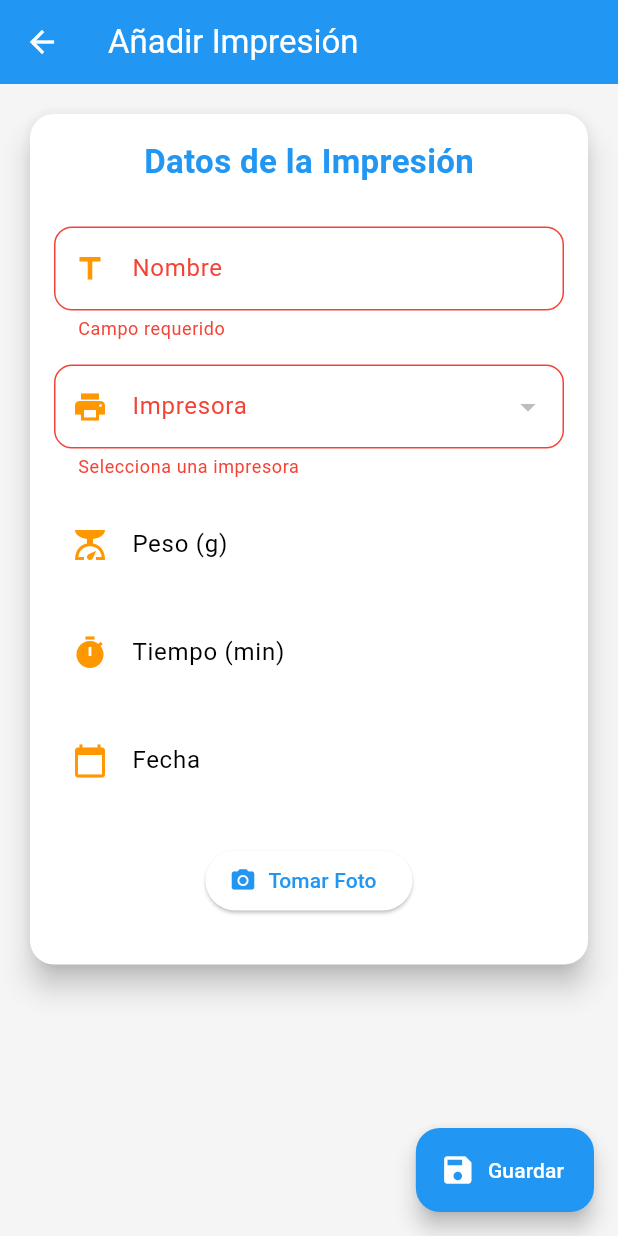
After one commit to ricardocc-21/3dprintmanager-flutter, a Flutter app: the AddEditReparacionScreen screen opened directly, after a tap on "Guardar", on a phone screen of 412 x 824 dp. The commit adds this screen. Run offline on Flutter 3.47's test engine with Material 3 defaults, Android fonts, the phone set to English and light mode, and no system bars; our stand-ins replace fl_chart, image_picker, sqflite; accounts and stored records are empty.

Commit message:
Añadidas reparaciones a las impresoras

```diff
--- a/lib/models/impresora.dart
+++ b/lib/models/impresora.dart
@@ -6,6 +6,7 @@ class Impresora {
   final String descripcion;
   final DateTime fechaCompra;
   double horasUso;
+  String imagen;
 
   Impresora({
     required this.id,
@@ -15,6 +16,7 @@ class Impresora {
     required this.descripcion,
     required this.fechaCompra,
     required this.horasUso,
+    required this.imagen
   });
 
   factory Impresora.fromJson(Map<String, dynamic> json) {
@@ -26,6 +28,7 @@ class Impresora {
       descripcion: json['descripcion'],
       fechaCompra: DateTime.parse(json['fecha_compra']),
       horasUso: json['horas_uso'],
+      imagen: json['imagen'],
     );
   }
 
@@ -38,6 +41,7 @@ class Impresora {
       'descripcion': descripcion,
       'fecha_compra': fechaCompra.toIso8601String(), // Guardamos como String
       'horas_uso': horasUso,
+      'imagen': imagen,
     };
   }
 }
--- /dev/null
+++ b/lib/models/reparacion.dart
@@ -0,0 +1,40 @@
+
+
+class Reparacion {
+  final String id;
+  final String impresoraId;  // solo guardamos el ID
+  final String descripcion;
+  final double precio;
+  final DateTime fecha;
+
+
+  Reparacion({
+    required this.id,
+    required this.impresoraId,
+    required this.descripcion,
+    required this.precio,
+    required this.fecha,
+  });
+
+  // Crear desde JSON de la DB
+  factory Reparacion.fromJson(Map<String, dynamic> json) {
+    return Reparacion(
+      id: json['id'],
+      impresoraId: json['impresoraId'],
+      descripcion: json['descripcion'],
+      precio: (json['precio'] as num).toDouble(),
+      fecha: DateTime.parse(json['fecha']),
+    );
+  }
+
+  // Convertir a JSON para insertar/actualizar en DB
+  Map<String, dynamic> toJson() {
+    return {
+      'id': id,
+      'impresoraId': impresoraId,
+      'descripcion': descripcion,
+      'precio': precio,
+      'fecha': fecha.toIso8601String()
+    };
+  }
+}
--- a/lib/screens/impresora/impresoras_screen.dart
+++ b/lib/screens/impresora/impresoras_screen.dart
@@ -2,6 +2,8 @@ import 'package:flutter/material.dart';
 import 'package:print_manager/core/app_colors.dart';
 import 'package:print_manager/db/DatabaseHelper.dart';
 import 'package:print_manager/models/impresora.dart';
+
+import 'detalle_impresora_screen.dart';
 
 
 
@@ -67,6 +69,7 @@ class _ImpresorasScreenState extends State<ImpresorasScreen> {
                 descripcion: descripcionCtrl.text,
                 fechaCompra: impresora?.fechaCompra ?? DateTime.now(),
                 horasUso: impresora?.horasUso ?? 0,
+                imagen: '/assets/images/ender3.png' //TODO: Añadir imagen
               );
               await DatabaseHelper.instance.insertImpresora(nueva);
               Navigator.pop(context);
@@ -98,6 +101,15 @@ class _ImpresorasScreenState extends State<ImpresorasScreen> {
             shape: RoundedRectangleBorder(borderRadius: BorderRadius.circular(16)),
             elevation: 3,
             margin: const EdgeInsets.symmetric(horizontal: 12, vertical: 8),
+            child: InkWell(
+              onTap: () {
+                Navigator.push(
+                  context,
+                  MaterialPageRoute(
+                    builder: (context) => DetalleImpresoraScreen(impresora: imp),
+                  ),
+                );
+              },
             child: Row(
               children: [
                 Image.asset(
@@ -179,6 +191,7 @@ class _ImpresorasScreenState extends State<ImpresorasScreen> {
                 ),
               ],
             ),
+            )
           );
         },
       ),
--- /dev/null
+++ b/lib/screens/reparacion/add_edit_reparacion_screen.dart
@@ -0,0 +1,281 @@
+import 'dart:io';
+
+import 'package:flutter/material.dart';
+import 'package:image_picker/image_picker.dart';
+import 'package:intl/intl.dart';
+import 'package:path/path.dart' show basename;
+import 'package:path_provider/path_provider.dart';
+import '../../core/app_colors.dart';
+import '../../models/impresora.dart';
+import '../../models/impresion.dart';
+import '../../db/DatabaseHelper.dart';
+import '../../models/reparacion.dart';
+
+class AddEditReparacionScreen extends StatefulWidget {
+  final Reparacion? impresion;
+
+  const AddEditReparacionScreen({super.key, this.impresion});
+
+  @override
+  State<AddEditReparacionScreen> createState() => _AddEditReparacionScreenState();
+}
+
+class _AddEditReparacionScreenState extends State<AddEditReparacionScreen> {
+  final _formKey = GlobalKey<FormState>();
+  final nombreCtrl = TextEditingController();
+  final pesoCtrl = TextEditingController();
+  final tiempoCtrl = TextEditingController();
+  final fechaCtrl = TextEditingController();
+  final picker = ImagePicker();
+
+
+  Impresora? _selectedImpresora;
+  Impresora? _impresora;
+  List<Impresora> _impresoras = [];
+  File? _imagenSeleccionada;
+
+
+  @override
+  void initState() {
+    super.initState();
+    _loadData();
+
+    if (widget.impresion != null) {
+
+      final i = widget.impresion!;
+       _selectedImpresora = _impresora;
+      nombreCtrl.text = i.descripcion;
+      pesoCtrl.text = i.precio.toString();
+
+      fechaCtrl.text = DateFormat('dd/MM/yyyy').format(i.fecha);
+    }
+  }
+
+  Future<void> _loadData() async {
+    final db = DatabaseHelper.instance;
+    final impresoras = await db.getImpresoras();
+
+    Impresora? impresoraSeleccionada;
+
+    // Si estás editando, busca los objetos correspondientes
+    if (widget.impresion != null) {
+      impresoraSeleccionada = impresoras.firstWhere(
+            (i) => i.id.toString() == widget.impresion!.impresoraId,
+        orElse: () => impresoras.isNotEmpty ? impresoras.first : null as Impresora,
+      );
+    }
+
+    setState(() {
+      _impresoras = impresoras;
+      _selectedImpresora = impresoraSeleccionada;
+    });
+  }
+
+  void _guardar() {
+    if (!_formKey.currentState!.validate()) return;
+    if (_selectedImpresora == null) {
+      ScaffoldMessenger.of(context).showSnackBar(
+        const SnackBar(content: Text('Selecciona impresora')),
+      );
+      return;
+    }
+
+
+    final nueva = Reparacion(
+      id: widget.impresion?.id ?? DateTime.now().millisecondsSinceEpoch.toString(),
+      descripcion: nombreCtrl.text,
+      impresoraId: _selectedImpresora!.id.toString(),
+      precio: double.tryParse(pesoCtrl.text) ?? 0,
+      fecha: fechaCtrl.text.isNotEmpty
+          ? DateFormat('dd/MM/yyyy').parse(fechaCtrl.text)
+          : DateTime.now()
+    );
+
+    Navigator.pop(context, nueva);
+    DatabaseHelper.instance.calcularHoras(nueva.impresoraId);
+
+  }
+
+  @override
+  Widget build(BuildContext context) {
+    return Scaffold(
+      appBar: AppBar(
+        title: Text(widget.impresion == null ? 'Añadir Impresión' : 'Editar Impresión'),
+        // backgroundColor: AppColors.backgroundComponent,
+      ),
+      floatingActionButton: FloatingActionButton.extended(
+        onPressed: _guardar,
+        icon: const Icon(Icons.save),
+        label: const Text("Guardar"),
+        backgroundColor: AppColors.primary,
+      ),
+      body: SingleChildScrollView(
+        padding: const EdgeInsets.all(16),
+        child: Form(
+          key: _formKey,
+          child: Card(
+            elevation: 8,
+            shape: RoundedRectangleBorder(borderRadius: BorderRadius.circular(16)),
+            child: Padding(
+              padding: const EdgeInsets.all(16),
+              child: Column(
+                children: [
+                  const Text(
+                    "Datos de la Impresión",
+                    style: TextStyle(
+                      fontSize: 22,
+                      fontWeight: FontWeight.bold,
+                      color: AppColors.primary,
+                    ),
+                  ),
+                  const SizedBox(height: 20),
+                  _buildTextField(nombreCtrl, 'Nombre', Icons.title,true),
+                  _buildDropdownImpresora(true),
+                  _buildNumberField(pesoCtrl, 'Peso (g)', Icons.scale,false),
+                  _buildNumberField(tiempoCtrl, 'Tiempo (min)', Icons.timer,false),
+                  _buildDateField(false),
+                  const SizedBox(height: 20),
+                  Column(
+                    children: [
+                      ElevatedButton.icon(
+                        onPressed: () async {
+                          final imagePath = await takePicture();
+                          if (imagePath != null) {
+                            setState(() {
+                              _imagenSeleccionada = File(imagePath);
+                            });
+                          }
+                        },
+                        icon: const Icon(Icons.camera_alt),
+                        label: const Text('Tomar Foto'),
+                      ),
+                      const SizedBox(height: 16),
+                      if (_imagenSeleccionada != null)
+                        ClipRRect(
+                          borderRadius: BorderRadius.circular(12),
+                          child: Image.file(
+                            _imagenSeleccionada!,
+                            height: 200,
+                            width: double.infinity,
+                            fit: BoxFit.cover,
+                          ),
+                        ),
+                    ],
+                  ),
+                ],
+              ),
+            ),
+          ),
+        ),
+      ),
+    );
+  }
+
+  Widget _buildDropdownImpresora(bool require) {
+    return Padding(
+      padding: const EdgeInsets.symmetric(vertical: 8),
+      child: DropdownButtonFormField<Impresora>(
+        value: _selectedImpresora,
+        items: _impresoras.map((i) {
+          return DropdownMenuItem(
+            value: i,
+            child: Text(i.marca),
+          );
+        }).toList(),
+        onChanged: (value) => setState(() => _selectedImpresora = value),
+        decoration: InputDecoration(
+          prefixIcon: const Icon(Icons.print, color: AppColors.secondary),
+          labelText: 'Impresora',
+          border: OutlineInputBorder(borderRadius: BorderRadius.circular(12)),
+        ),
+        validator: (value) =>
+        value == null ? 'Selecciona una impresora' : null,
+      ),
+    );
+  }
+
+
+  Widget _buildNumberField(TextEditingController ctrl, String label, IconData icon, bool require) {
+    return Padding(
+      padding: const EdgeInsets.symmetric(vertical: 8),
+      child: TextFormField(
+        controller: ctrl,
+        keyboardType: const TextInputType.numberWithOptions(decimal: true),
+        validator: (value) {
+          if (require && value!.isEmpty) return 'Campo requerido';
+          if (value!.isNotEmpty && double.tryParse(value) == null) return 'Debe ser un número';
+          return null;
+        },
+        decoration: InputDecoration(
+          prefixIcon: Icon(icon, color: AppColors.secondary),
+          labelText: label,
+          border: OutlineInputBorder(borderRadius: BorderRadius.circular(12)),
+        ),
+      ),
+    );
+  }
+
+  Widget _buildTextField(TextEditingController ctrl, String label, IconData icon, bool require) {
+    return Padding(
+      padding: const EdgeInsets.symmetric(vertical: 8),
+      child: TextFormField(
+        controller: ctrl,
+        validator: (value) {
+          if ( require && (value == null || value.isEmpty)) return 'Campo requerido';
+          return null;
+        },
+        decoration: InputDecoration(
+          prefixIcon: Icon(icon, color: AppColors.secondary),
+          labelText: label,
+          border: OutlineInputBorder(borderRadius: BorderRadius.circular(12)),
+        ),
+      ),
+    );
+  }
+
+  Widget _buildDateField(bool require) {
+    return Padding(
+      padding: const EdgeInsets.symmetric(vertical: 8),
+      child: TextFormField(
+        controller: fechaCtrl,
+        readOnly: true,
+        validator: (value) {
+          if (value == null && require) return 'Selecciona la fecha';
+          return null;
+        },
+        decoration: InputDecoration(
+          prefixIcon: const Icon(Icons.calendar_today, color: AppColors.secondary),
+          labelText: 'Fecha',
+          border: OutlineInputBorder(borderRadius: BorderRadius.circular(12)),
+        ),
+        onTap: () async {
+          final DateTime? pickedDate = await showDatePicker(
+            context: context,
+            initialDate: DateTime.now(),
+            firstDate: DateTime(2000),
+            lastDate: DateTime(2100),
+            locale: const Locale('es', 'ES'),
+          );
+          if (pickedDate != null) {
+            fechaCtrl.text = DateFormat('dd/MM/yyyy').format(pickedDate);
+          }
+        },
+      ),
+    );
+  }
+
+  Future<String?> takePicture() async {
+    final ImagePicker picker = ImagePicker();
+    final XFile? image = await picker.pickImage(source: ImageSource.camera);
+
+    if (image == null) return null; // el usuario canceló
+
+    // Guarda la imagen en almacenamiento local permanente
+    final Directory appDir = await getApplicationDocumentsDirectory();
+    final String fileName = basename(image.path);
+    final String savedPath = '${appDir.path}/$fileName';
+    final File newImage = await File(image.path).copy(savedPath);
+
+    return newImage.path; // devuelves la ruta local del archivo
+  }
+}
```
Also changed, not shown: lib/db/databaseHelper.dart (+79 -2 lines), lib/screens/impresora/detalle_impresora_screen.dart (added, +221 -0 lines).
